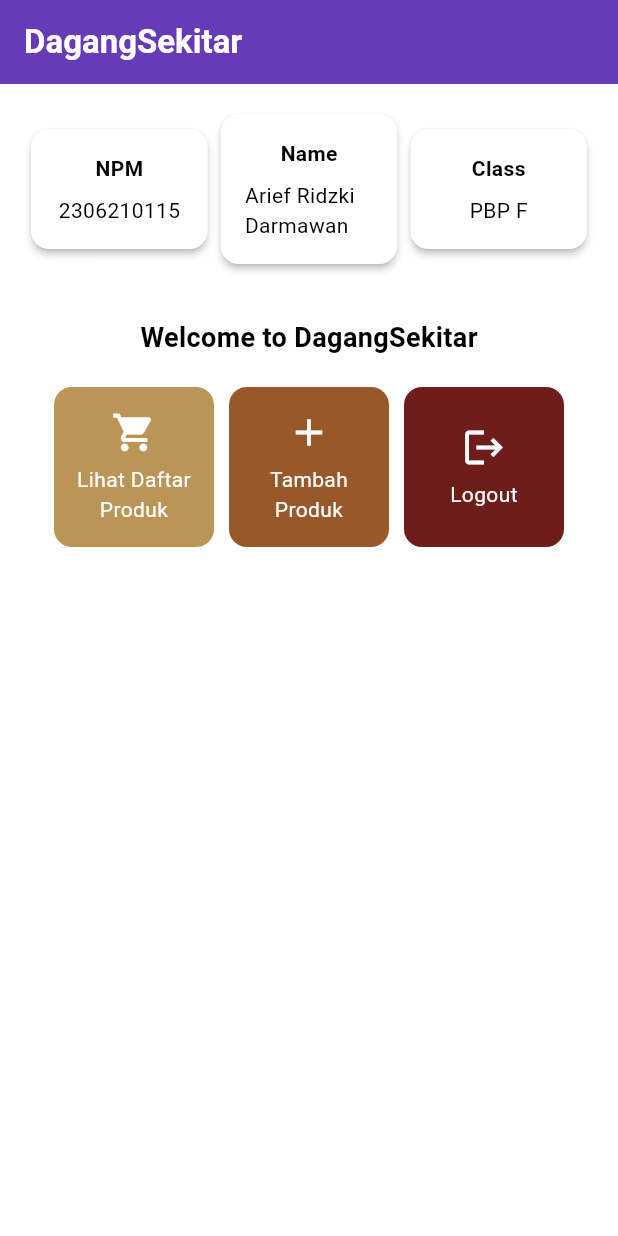
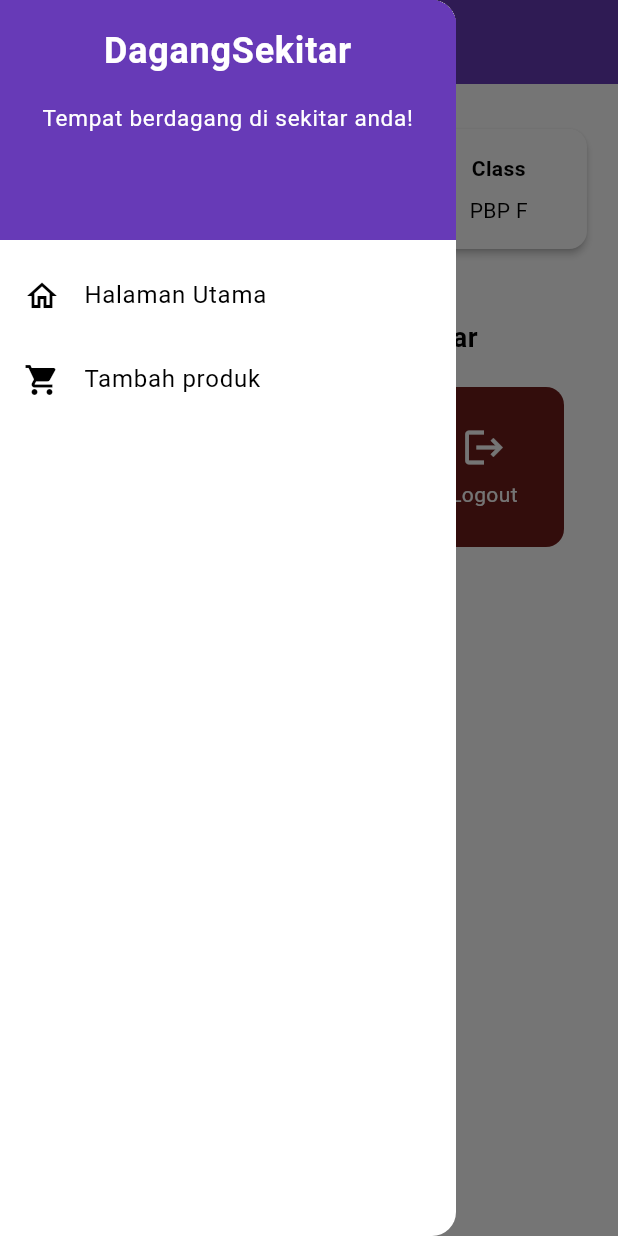
Before and after one commit to ebiyo/dagangsekitar-mobile, a Flutter app: the screen it shows after launch, with the side drawer open (before the commit the screen has no drawer), on a phone screen of 412 x 824 dp. Run offline on Flutter 3.47's test engine with Material 3 defaults, Android fonts, the light colour scheme and no system bars.

Commit message:
commit for Tugas 8

```diff
--- a/dagangsekitar/lib/main.dart
+++ b/dagangsekitar/lib/main.dart
@@ -1,5 +1,5 @@
 import 'package:flutter/material.dart';
-import 'package:dagangsekitar/menu.dart';
+import 'package:dagangsekitar/screens/menu.dart';
 
 void main() {
   runApp(const MyApp());
--- a/dagangsekitar/lib/menu.dart
+++ b/dagangsekitar/lib/screens/menu.dart
@@ -1,4 +1,7 @@
 import 'package:flutter/material.dart';
+// Impor drawer widget
+import 'package:dagangsekitar/widgets/left_drawer.dart';
+import 'package:dagangsekitar/widgets/product_card.dart';
 
 class MyHomePage extends StatelessWidget {
     final String npm = '2306210115'; // NPM
@@ -16,7 +19,7 @@
         return Scaffold(
           // AppBar adalah bagian atas halaman yang menampilkan judul.
           appBar: AppBar(
-            // Judul aplikasi "DagangSekitar" dengan teks putih dan tebal.
+            // Judul aplikasi "Mental Health Tracker" dengan teks putih dan tebal.
             title: const Text(
               'DagangSekitar',
               style: TextStyle(
@@ -26,7 +29,11 @@
             ),
             // Warna latar belakang AppBar diambil dari skema warna tema aplikasi.
             backgroundColor: Theme.of(context).colorScheme.primary,
+            // Mengganti warna icon drawer menjadi putih
+            iconTheme: const IconThemeData(color: Colors.white),
           ),
+          // Masukkan drawer sebagai parameter nilai drawer dari widget Scaffold
+          drawer: const LeftDrawer(),
           // Body halaman dengan padding di sekelilingnya.
           body: Padding(
             padding: const EdgeInsets.all(16.0),
@@ -122,64 +129,3 @@
     );
   }
 }
-
-class ItemHomepage {
-     final String name;
-     final IconData icon;
-     final Color color;
-
-     ItemHomepage(this.name, this.icon, this.color);
-}
-
-class ItemCard extends StatelessWidget {
-  // Menampilkan kartu dengan ikon dan nama.
-
-  final ItemHomepage item;
-
-  const ItemCard(this.item, {super.key});
-
-  @override
-  Widget build(BuildContext context) {
-    return Material(
-      // Menentukan warna latar belakang dari tema aplikasi.
-      color: item.color,
-      // Membuat sudut kartu melengkung.
-      borderRadius: BorderRadius.circular(12),
-
-      child: InkWell(
-        // Aksi ketika kartu ditekan.
-        onTap: () {
-          // Menampilkan pesan SnackBar saat kartu ditekan.
-          ScaffoldMessenger.of(context)
-            ..hideCurrentSnackBar()
-            ..showSnackBar(
-              SnackBar(content: Text("Kamu telah menekan tombol ${item.name}!"))
-            );
-        },
-        // Container untuk menyimpan Icon dan Text
-        child: Container(
-          padding: const EdgeInsets.all(8),
-          child: Center(
-            child: Column(
-              // Menyusun ikon dan teks di tengah kartu.
-              mainAxisAlignment: MainAxisAlignment.center,
-              children: [
-                Icon(
-                  item.icon,
-                  color: Colors.white,
-                  size: 30.0,
-                ),
-                const Padding(padding: EdgeInsets.all(3)),
-                Text(
-                  item.name,
-                  textAlign: TextAlign.center,
-                  style: const TextStyle(color: Colors.white),
-                ),
-              ],
-            ),
-          ),
-        ),
-      ),
-    );
-  }
-}
--- /dev/null
+++ b/dagangsekitar/lib/widgets/left_drawer.dart
@@ -0,0 +1,70 @@
+import 'package:flutter/material.dart';
+import 'package:dagangsekitar/screens/menu.dart';
+import 'package:dagangsekitar/screens/product_form.dart';
+
+class LeftDrawer extends StatelessWidget {
+  const LeftDrawer({super.key});
+
+  @override
+  Widget build(BuildContext context) {
+    return Drawer(
+      child: ListView(
+        children: [
+          DrawerHeader(
+            decoration: BoxDecoration(
+            color: Theme.of(context).colorScheme.primary,
+          ),
+          child: const Column(
+            children: [
+              Text(
+                'DagangSekitar',
+                textAlign: TextAlign.center,
+                style: TextStyle(
+                  fontSize: 24,
+                  fontWeight: FontWeight.bold,
+                  color: Colors.white,
+                ),
+              ),
+              Padding(padding: EdgeInsets.all(8)),
+              Text(
+                "Tempat berdagang di sekitar anda!",
+                textAlign: TextAlign.center,
+                  style: TextStyle(
+                    fontSize: 15,
+                    color: Colors.white,
+                    fontWeight: FontWeight.normal,
+                  )
+              ),
+            ],
+          ),
+          ),
+          ListTile(
+            leading: const Icon(Icons.home_outlined),
+            title: const Text('Halaman Utama'),
+            // Bagian redirection ke MyHomePage
+            onTap: () {
+              Navigator.pushReplacement(
+                  context,
+                  MaterialPageRoute(
+                    builder: (context) => MyHomePage(),
+                  ));
+            },
+          ),
+          ListTile(
+            leading: const Icon(Icons.shopping_cart),
+            title: const Text('Tambah produk'),
+            // Bagian redirection ke ProductFormPage
+            onTap: () {
+              Navigator.push(
+                context,
+                MaterialPageRoute(
+                  builder: (context) => ProductFormPage(),
+                ),
+              );
+            },
+          ),
+        ],
+      ),
+    );
+  }
+}
--- /dev/null
+++ b/dagangsekitar/lib/widgets/product_card.dart
@@ -0,0 +1,74 @@
+import 'package:dagangsekitar/screens/product_form.dart';
+import 'package:flutter/material.dart';
+
+
+class ItemHomepage {
+     final String name;
+     final IconData icon;
+     final Color color;
+
+     ItemHomepage(this.name, this.icon, this.color);
+}
+
+class ItemCard extends StatelessWidget {
+  // Menampilkan kartu dengan ikon dan nama.
+
+  final ItemHomepage item;
+
+  const ItemCard(this.item, {super.key});
+
+  @override
+  Widget build(BuildContext context) {
+    return Material(
+      // Menentukan warna latar belakang dari tema aplikasi.
+      color: item.color,
+      // Membuat sudut kartu melengkung.
+      borderRadius: BorderRadius.circular(12),
+
+      child: InkWell(
+        // Aksi ketika kartu ditekan.
+        // Area responsif terhadap sentuhan
+      onTap: () {
+        // Memunculkan SnackBar ketika diklik
+        ScaffoldMessenger.of(context)
+          ..hideCurrentSnackBar()
+          ..showSnackBar(SnackBar(
+              content: Text("Kamu telah menekan tombol ${item.name}!")));
+
+        // Navigate ke route yang sesuai (tergantung jenis tombol)
+        if (item.name == "Tambah Produk") {
+          Navigator.push(
+            context,
+            MaterialPageRoute(
+              builder: (context) => const ProductFormPage(),
+            ),
+          );
+        }
+      },
+        // Container untuk menyimpan Icon dan Text
+        child: Container(
+          padding: const EdgeInsets.all(8),
+          child: Center(
+            child: Column(
+              // Menyusun ikon dan teks di tengah kartu.
+              mainAxisAlignment: MainAxisAlignment.center,
+              children: [
+                Icon(
+                  item.icon,
+                  color: Colors.white,
+                  size: 30.0,
+                ),
+                const Padding(padding: EdgeInsets.all(3)),
+                Text(
+                  item.name,
+                  textAlign: TextAlign.center,
+                  style: const TextStyle(color: Colors.white),
+                ),
+              ],
+            ),
+          ),
+        ),
+      ),
+    );
+  }
+}
```
Also changed, not shown: dagangsekitar/lib/screens/product_form.dart (added, +161 -0 lines).
